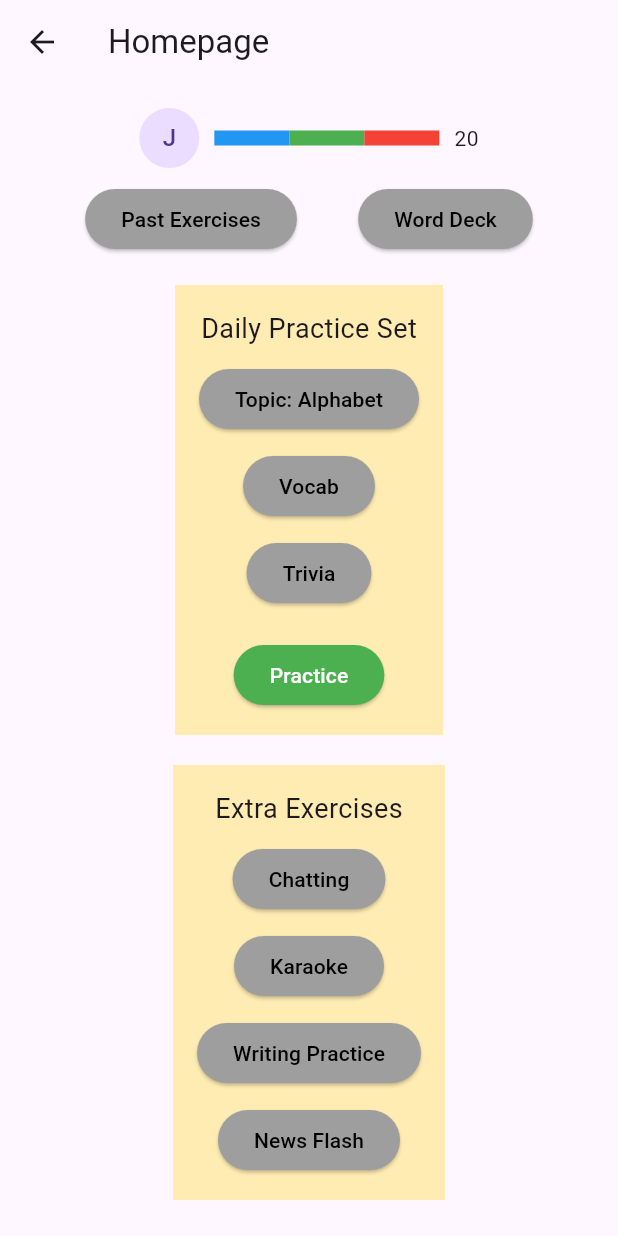
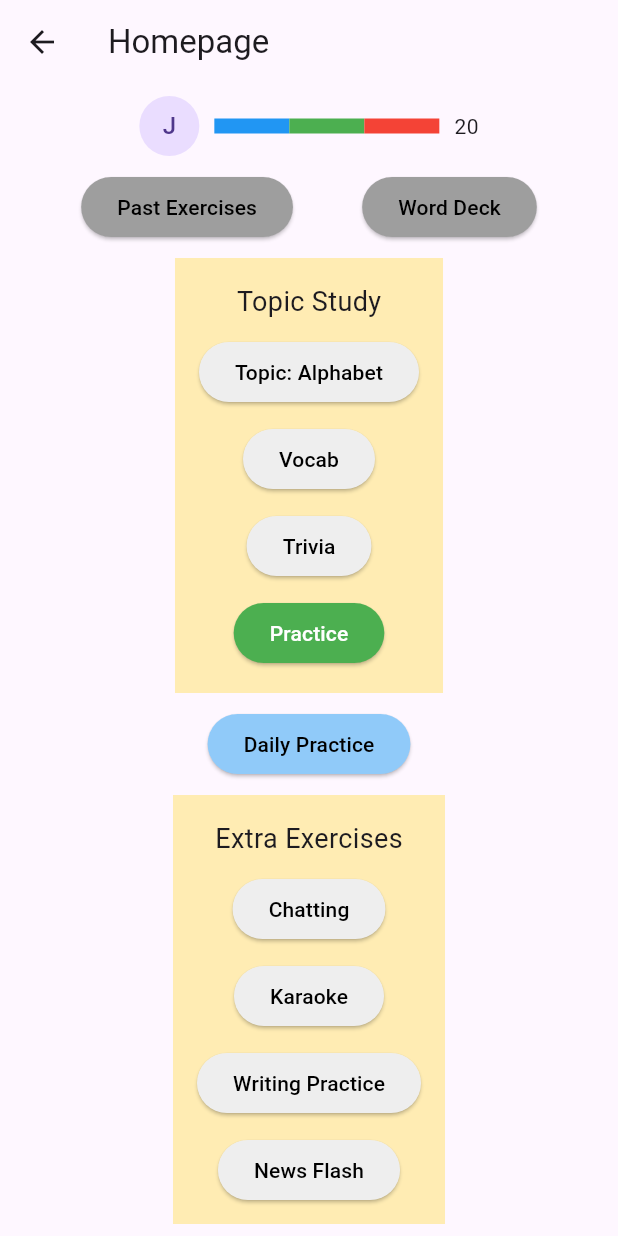
Before and after one commit to seungho715/Immai, a Flutter app: the HomePage screen opened directly, on a phone screen of 412 x 824 dp. Run offline on Flutter 3.47's test engine with Material 3 defaults, Android fonts, the light colour scheme and no system bars.

Commit message:
added writing pages and daily practice(?) page. Also edited the homepage

```diff
--- a/lib/daily_practice_page.dart
+++ b/lib/daily_practice_page.dart
@@ -1,5 +1,5 @@
 import 'package:flutter/material.dart';
-import 'writing_page.dart';
+import 'writing_first_page.dart';
 
 class DailyPracticePage extends StatelessWidget {
   @override
--- a/lib/home_page.dart
+++ b/lib/home_page.dart
@@ -74,8 +74,7 @@ class _HomePageState extends State<HomePage> {
         title: Text('Homepage'),
       ),
       body: Padding(
-        padding: EdgeInsets.all(16.0),
-        child: Center(
+        padding: EdgeInsets.all(8.0),
         child: SingleChildScrollView(
           child: Column(
             crossAxisAlignment: CrossAxisAlignment.center,
@@ -123,6 +122,7 @@ class _HomePageState extends State<HomePage> {
                     style: ElevatedButton.styleFrom(
                       backgroundColor: Colors.grey,
                       foregroundColor: Colors.black,
+                      shape: StadiumBorder(),
                     ),
                   ),
                   ElevatedButton(
@@ -133,11 +133,12 @@ class _HomePageState extends State<HomePage> {
                     style: ElevatedButton.styleFrom(
                       backgroundColor: Colors.grey,
                       foregroundColor: Colors.black,
+                      shape: StadiumBorder(),
                     ),
                   ),
                 ],
               ),
-                SizedBox(height: 20),
+              SizedBox(height: 10),
               Container(
                 color: Colors.amber[100],
                 padding: EdgeInsets.all(16.0),
@@ -145,7 +146,7 @@ class _HomePageState extends State<HomePage> {
                   crossAxisAlignment: CrossAxisAlignment.center,
                   children: [
                     Text(
-                        'Daily Practice Set',
+                      'Topic Study',
                       style: TextStyle(fontSize: 18),
                     ),
                     SizedBox(height: 10),
@@ -153,8 +154,9 @@ class _HomePageState extends State<HomePage> {
                       onPressed: _showTopicDialog,
                       child: Text(_selectedTopic),
                       style: ElevatedButton.styleFrom(
-                          backgroundColor: Colors.grey,
+                        backgroundColor: Colors.grey[200],
                         foregroundColor: Colors.black,
+                        shape: StadiumBorder(),
                       ),
                     ),
                     SizedBox(height: 10),
@@ -164,8 +166,9 @@ class _HomePageState extends State<HomePage> {
                       },
                       child: Text('Vocab'),
                       style: ElevatedButton.styleFrom(
-                          backgroundColor: Colors.grey,
+                        backgroundColor: Colors.grey[200],
                         foregroundColor: Colors.black,
+                        shape: StadiumBorder(),
                       ),
                     ),
                     SizedBox(height: 10),
@@ -175,11 +178,12 @@ class _HomePageState extends State<HomePage> {
                       },
                       child: Text('Trivia'),
                       style: ElevatedButton.styleFrom(
-                          backgroundColor: Colors.grey,
+                        backgroundColor: Colors.grey[200],
                         foregroundColor: Colors.black,
+                        shape: StadiumBorder(),
                       ),
                     ),
-                      SizedBox(height: 20),
+                    SizedBox(height: 10),
                     ElevatedButton(
                       onPressed: () {
                         Navigator.push(
@@ -191,12 +195,25 @@ class _HomePageState extends State<HomePage> {
                       style: ElevatedButton.styleFrom(
                         backgroundColor: Colors.green,
                         foregroundColor: Colors.white,
+                        shape: StadiumBorder(),
                       ),
                     ),
                   ],
                 ),
               ),
-                SizedBox(height: 20),
+              SizedBox(height: 10),
+              ElevatedButton(
+                onPressed: () {
+                  // Handle Daily Practice button press
+                },
+                child: Text('Daily Practice'),
+                style: ElevatedButton.styleFrom(
+                  backgroundColor: Colors.blue[200],
+                  foregroundColor: Colors.black,
+                  shape: StadiumBorder(),
+                ),
+              ),
+              SizedBox(height: 10),
               Container(
                 color: Colors.amber[100],
                 padding: EdgeInsets.all(16.0),
@@ -214,8 +231,9 @@ class _HomePageState extends State<HomePage> {
                       },
                       child: Text('Chatting'),
                       style: ElevatedButton.styleFrom(
-                          backgroundColor: Colors.grey,
+                        backgroundColor: Colors.grey[200],
                         foregroundColor: Colors.black,
+                        shape: StadiumBorder(),
                       ),
                     ),
                     SizedBox(height: 10),
@@ -225,8 +243,9 @@ class _HomePageState extends State<HomePage> {
                       },
                       child: Text('Karaoke'),
                       style: ElevatedButton.styleFrom(
-                          backgroundColor: Colors.grey,
+                        backgroundColor: Colors.grey[200],
                         foregroundColor: Colors.black,
+                        shape: StadiumBorder(),
                       ),
                     ),
                     SizedBox(height: 10),
@@ -236,8 +255,9 @@ class _HomePageState extends State<HomePage> {
                       },
                       child: Text('Writing Practice'),
                       style: ElevatedButton.styleFrom(
-                          backgroundColor: Colors.grey,
+                        backgroundColor: Colors.grey[200],
                         foregroundColor: Colors.black,
+                        shape: StadiumBorder(),
                       ),
                     ),
                     SizedBox(height: 10),
@@ -247,24 +267,30 @@ class _HomePageState extends State<HomePage> {
                       },
                       child: Text('News Flash'),
                       style: ElevatedButton.styleFrom(
-                          backgroundColor: Colors.grey,
+                        backgroundColor: Colors.grey[200],
                         foregroundColor: Colors.black,
+                        shape: StadiumBorder(),
                       ),
                     ),
                   ],
                 ),
               ),
-                SizedBox(height: 20),
+              SizedBox(height: 10),
               Row(
                 mainAxisAlignment: MainAxisAlignment.spaceEvenly,
                 children: [
-                    IconButton(
+                  Container(
+                    color: Colors.grey,
+                    child: IconButton(
                       onPressed: () {
                         // Handle Menu button press
                       },
                       icon: Icon(Icons.menu),
                     ),
-                    ElevatedButton(
+                  ),
+                  Container(
+                    color: Colors.grey,
+                    child: ElevatedButton(
                       onPressed: () {
                         // Handle Translator button press
                       },
@@ -272,9 +298,13 @@ class _HomePageState extends State<HomePage> {
                       style: ElevatedButton.styleFrom(
                         backgroundColor: Colors.grey,
                         foregroundColor: Colors.black,
+                        shape: StadiumBorder(),
                       ),
                     ),
-                    ElevatedButton(
+                  ),
+                  Container(
+                    color: Colors.grey,
+                    child: ElevatedButton(
                       onPressed: () {
                         // Handle Grammar button press
                       },
@@ -282,6 +312,8 @@ class _HomePageState extends State<HomePage> {
                       style: ElevatedButton.styleFrom(
                         backgroundColor: Colors.grey,
                         foregroundColor: Colors.black,
+                        shape: StadiumBorder(),
+                      ),
                     ),
                   ),
                 ],
@@ -290,7 +322,12 @@ class _HomePageState extends State<HomePage> {
           ),
         ),
       ),
-      ),
     );
   }
 }
+
+void main() {
+  runApp(MaterialApp(
+    home: HomePage(),
+  ));
+}
```
Also changed, not shown: lib/daily_practice_first_page.dart (added, +163 -0 lines), lib/writing_first_page.dart (renamed from lib/writing_page.dart, +101 -6 lines), lib/writing_second_page.dart (added, +242 -0 lines). Lines whose indentation alone changed are shown as unchanged.
